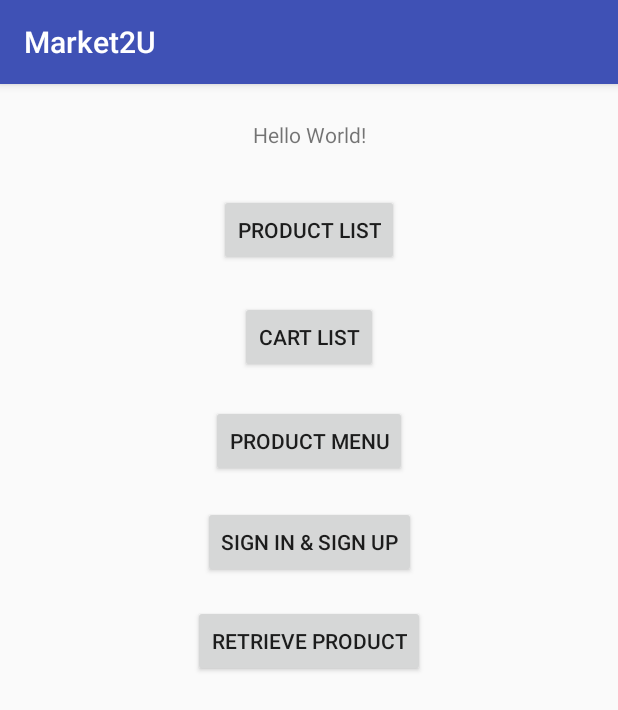
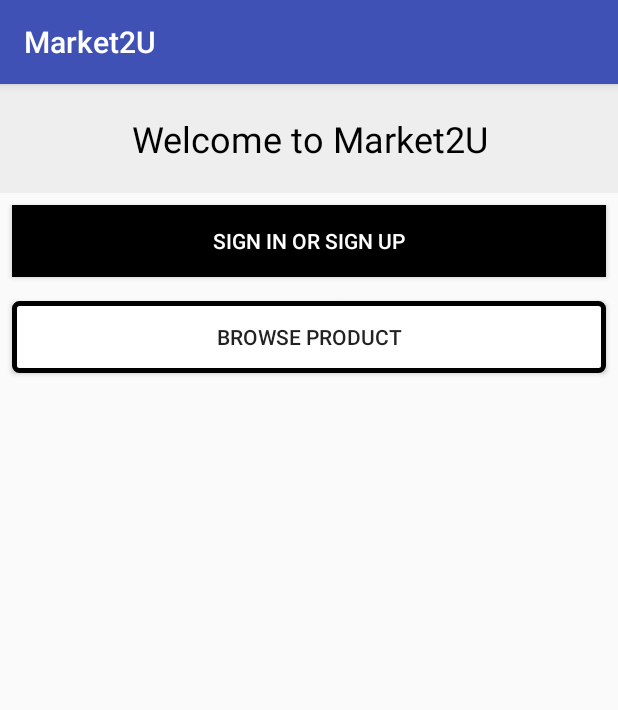
Before and after one commit to sh1ft15/MIM_Market2U, an Android app: the screen it shows after launch (MainActivity), on a phone screen of 412 x 824 dp. Shown: the top 710 px of the screen. Run offline under Robolectric (Android 15) with nearby library versions, the light colour scheme and no system bars.

Commit message:
Change MainActivity etc..

```diff
--- a/app/src/main/java/com/example/yeong/market2u/MainActivity.java
+++ b/app/src/main/java/com/example/yeong/market2u/MainActivity.java
@@ -5,6 +5,7 @@ import android.support.v7.app.AppCompatActivity;
 import android.os.Bundle;
 import android.view.View;
 import android.widget.Button;
+import android.widget.Toast;
 
 import com.example.yeong.market2u.MIM_Authentication.SignInActivity;
 import com.example.yeong.market2u.MIM_Controller.MIMController;
@@ -21,34 +22,20 @@ public class MainActivity extends AppCompatActivity {
         setContentView(R.layout.activity_main);
 
         Button product_list_btn = (Button) findViewById(R.id.product_list_btn);
-        Button cart_list_btn = (Button) findViewById(R.id.cart_list_btn);
         Button btnProductMenu = (Button) findViewById(R.id.btnProductMenu);
         Button btnSignIn = (Button) findViewById(R.id.btnSignIn);
-        Button btnRetrieveProduct = (Button) findViewById(R.id.btnRetrieveProduct);
 
+        if(getIntent().hasExtra("status")){
+            Toast.makeText(getApplicationContext(), getIntent().getStringExtra("status"), Toast.LENGTH_SHORT).show();
+        }
         product_list_btn.setOnClickListener(new View.OnClickListener() {
             @Override
             public void onClick(View v) {
-                Intent i = new Intent(MainActivity.this, ProductList.class);
-                startActivity(i);
+                MIMController.getInstance().retrieveAllProductProcess(MainActivity.this);
             }
         });
 
-        cart_list_btn.setOnClickListener(new View.OnClickListener() {
-            @Override
-            public void onClick(View v) {
-                Intent i = new Intent(MainActivity.this, CartList.class);
-                startActivity(i);
-            }
-        });
 
-        btnProductMenu.setOnClickListener(new View.OnClickListener() {
-            @Override
-            public void onClick(View v) {
-                Intent i = new Intent(MainActivity.this, MainFrameActivity.class);
-                startActivity(i);
-            }
-        });
 
         btnSignIn.setOnClickListener(new View.OnClickListener() {
             @Override
@@ -58,11 +45,5 @@ public class MainActivity extends AppCompatActivity {
             }
         });
 
-        btnRetrieveProduct.setOnClickListener(new View.OnClickListener() {
-            @Override
-            public void onClick(View v) {
-                MIMController.getInstance().retrieveProductProcess(MainActivity.this);
-            }
-        });
     }
 }
--- a/app/src/main/res/layout/activity_main.xml
+++ b/app/src/main/res/layout/activity_main.xml
@@ -1,96 +1,62 @@
 <?xml version="1.0" encoding="utf-8"?>
-<android.support.constraint.ConstraintLayout xmlns:android="http://schemas.android.com/apk/res/android"
+<LinearLayout xmlns:android="http://schemas.android.com/apk/res/android"
     xmlns:app="http://schemas.android.com/apk/res-auto"
     xmlns:tools="http://schemas.android.com/tools"
     android:layout_width="match_parent"
     android:layout_height="match_parent"
+    android:orientation="vertical"
     tools:context="com.example.yeong.market2u.MainActivity">
 
     <TextView
         android:id="@+id/textView2"
-        android:layout_width="wrap_content"
+        android:layout_width="match_parent"
         android:layout_height="wrap_content"
-        android:text="Hello World!"
-        app:layout_constraintBottom_toBottomOf="parent"
-        app:layout_constraintLeft_toLeftOf="parent"
-        app:layout_constraintRight_toRightOf="parent"
-        app:layout_constraintTop_toTopOf="parent"
-        app:layout_constraintVertical_bias="0.032" />
+        android:background="@color/item_grey"
+        android:padding="20dp"
+        android:text="Welcome to Market2U"
+        android:textAlignment="center"
+        android:textColor="@android:color/black"
+        android:textSize="24sp" />
 
     <Button
-        android:id="@+id/product_list_btn"
-        android:layout_width="wrap_content"
+        android:id="@+id/btnSignIn"
+        android:layout_width="match_parent"
         android:layout_height="wrap_content"
         android:layout_marginBottom="8dp"
         android:layout_marginLeft="8dp"
         android:layout_marginRight="8dp"
         android:layout_marginTop="8dp"
-        android:text="Product List"
-        app:layout_constraintBottom_toBottomOf="parent"
-        app:layout_constraintLeft_toLeftOf="parent"
-        app:layout_constraintRight_toRightOf="parent"
-        app:layout_constraintTop_toBottomOf="@+id/textView2"
-        app:layout_constraintVertical_bias="0.033" />
-
-    <Button
-        android:id="@+id/cart_list_btn"
-        android:layout_width="wrap_content"
-        android:layout_height="wrap_content"
-        android:layout_marginBottom="8dp"
-        android:layout_marginLeft="8dp"
-        android:layout_marginRight="8dp"
-        android:layout_marginTop="8dp"
-        android:text="Cart List"
-        app:layout_constraintBottom_toBottomOf="parent"
-        app:layout_constraintLeft_toLeftOf="parent"
-        app:layout_constraintRight_toRightOf="parent"
-        app:layout_constraintTop_toBottomOf="@+id/product_list_btn"
-        app:layout_constraintVertical_bias="0.026" />
-
-    <Button
-        android:id="@+id/btnProductMenu"
-        android:layout_width="wrap_content"
-        android:layout_height="wrap_content"
-        android:layout_marginBottom="8dp"
-        android:layout_marginLeft="8dp"
-        android:layout_marginRight="8dp"
-        android:layout_marginTop="8dp"
-        android:text="Product Menu"
-        app:layout_constraintBottom_toBottomOf="parent"
-        app:layout_constraintLeft_toLeftOf="parent"
-        app:layout_constraintRight_toRightOf="parent"
-        app:layout_constraintTop_toBottomOf="@+id/cart_list_btn"
-        app:layout_constraintVertical_bias="0.026" />
-
-    <Button
-        android:id="@+id/btnSignIn"
-        android:layout_width="wrap_content"
-        android:layout_height="wrap_content"
-        android:layout_marginBottom="8dp"
-        android:layout_marginLeft="8dp"
-        android:layout_marginRight="8dp"
-        android:layout_marginTop="8dp"
-        android:text="Sign In &amp; Sign Up"
+        android:background="@android:color/black"
+        android:text="Sign In or Sign Up"
+        android:textColor="@color/white"
         app:layout_constraintBottom_toBottomOf="parent"
         app:layout_constraintLeft_toLeftOf="parent"
         app:layout_constraintRight_toRightOf="parent"
         app:layout_constraintTop_toBottomOf="@+id/btnProductMenu"
         app:layout_constraintVertical_bias="0.026" />
 
-    <Button
-        android:id="@+id/btnRetrieveProduct"
-        android:layout_width="wrap_content"
-        android:layout_height="wrap_content"
-        android:layout_marginBottom="8dp"
-        android:layout_marginLeft="8dp"
-        android:layout_marginRight="8dp"
-        android:layout_marginTop="8dp"
-        android:text="Retrieve Product"
-        app:layout_constraintBottom_toBottomOf="parent"
-        app:layout_constraintLeft_toLeftOf="parent"
-        app:layout_constraintRight_toRightOf="parent"
-        app:layout_constraintTop_toBottomOf="@+id/btnSignIn"
-        app:layout_constraintVertical_bias="0.026" />
+    <TableRow
+        android:layout_width="match_parent"
+        android:layout_height="wrap_content">
+
+        <Button
+            android:id="@+id/product_list_btn"
+            android:layout_width="wrap_content"
+            android:layout_height="wrap_content"
+            android:layout_marginBottom="8dp"
+            android:layout_marginLeft="8dp"
+            android:layout_marginRight="8dp"
+            android:layout_marginTop="8dp"
+            android:layout_weight="1"
+            android:background="@drawable/btn_border"
+            android:text="Browse Product"
+            app:layout_constraintBottom_toBottomOf="parent"
+            app:layout_constraintLeft_toLeftOf="parent"
+            app:layout_constraintRight_toRightOf="parent"
+            app:layout_constraintTop_toBottomOf="@+id/textView2"
+            app:layout_constraintVertical_bias="0.033" />
+
+    </TableRow>
 
 
-</android.support.constraint.ConstraintLayout>
+</LinearLayout>
```
Also changed, not shown: app/src/main/java/com/example/yeong/market2u/MIM_Controller/MIMController.java (+26 -4 lines), app/src/main/java/com/example/yeong/market2u/MIM_ManageProduct/AddProductActivity.java (+11 -1 lines), app/src/main/java/com/example/yeong/market2u/MIM_Model/ProductModel.java (+16 -17 lines), app/src/main/java/com/example/yeong/market2u/MIM_Model/UserModel.java (+63 -7 lines), app/src/main/java/com/example/yeong/market2u/MIM_SearchProduct/ProductDetailsActivity.java (+15 -2 lines), app/src/main/java/com/example/yeong/market2u/MIM_SearchProduct/ProductList.java (+20 -14 lines), app/src/main/java/com/example/yeong/market2u/MIM_SearchProduct/ProductListAdapter.java (+20 -2 lines), app/src/main/java/com/example/yeong/market2u/Testing.java (+8 -1 lines), app/src/main/res/layout/activity_add_product.xml (+19 -12 lines), app/src/main/res/layout/activity_product_details.xml (+28 -18 lines), app/src/main/res/layout/activity_testing.xml (+43 -27 lines).
